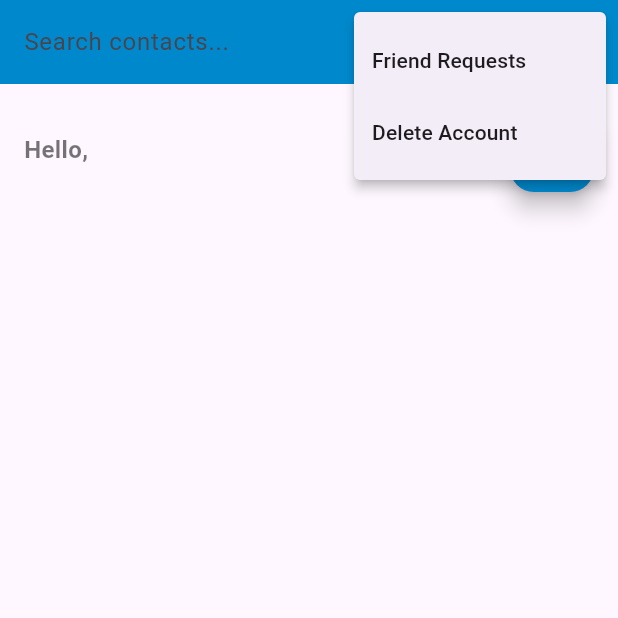
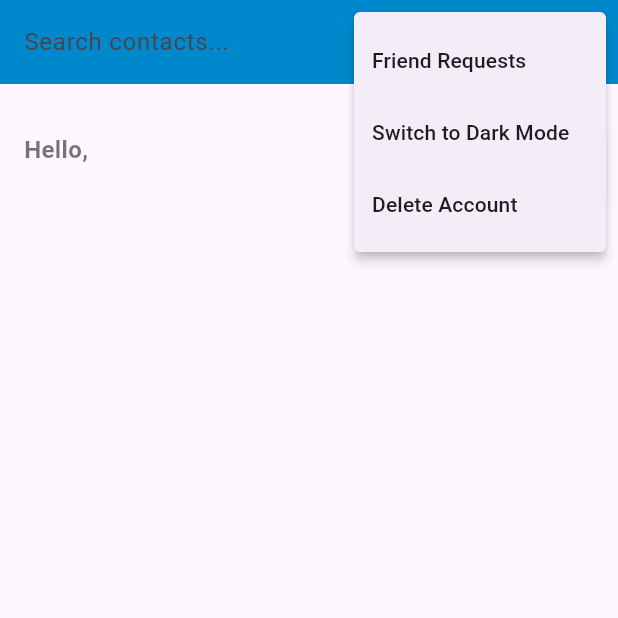
Before and after one commit to shaiws/PriviChat, a Flutter app: the ContactList screen opened directly with empty values, after a tap on the "search" icon, after a tap on the "more vert" icon, on a phone screen of 412 x 824 dp, the top half of it. Run offline on Flutter 3.47's test engine with Material 3 defaults, Android fonts, the phone set to English and light mode, and no system bars; our stand-ins replace chewie, cloud_firestore, device_info_plus, firebase_auth, firebase_core, firebase_storage and 6 more; missing offline and left inert: audio_session, flutter_sound, flutter_webrtc, media_store_plus; accounts and stored records are empty; generated files the repository leaves out were written again.

Commit message:
latest working version

```diff
--- a/flutter/lib/contact_list.dart
+++ b/flutter/lib/contact_list.dart
@@ -22,6 +22,7 @@ class _ContactListState extends State<ContactList> {
   bool isSearching = false;
   TextEditingController searchController = TextEditingController();
   bool isLoading = true;
+  bool isDarkMode = false;
 
   int pendingFriendRequests = 0;
 
@@ -34,6 +35,8 @@ class _ContactListState extends State<ContactList> {
   Future<void> _initialize() async {
     await _loadContacts();
     await _checkPendingFriendRequests();
+    await _loadThemePreference();
+
     _listenForFriendRequests();
     setState(() {
       isLoading = false;
@@ -49,6 +52,21 @@ class _ContactListState extends State<ContactList> {
 
   void _onSearchChanged() {
     filterContacts();
+  }
+
+  Future<void> _loadThemePreference() async {
+    SharedPreferences prefs = await SharedPreferences.getInstance();
+    setState(() {
+      isDarkMode = prefs.getBool('isDarkMode') ?? false;
+    });
+  }
+
+  Future<void> _toggleTheme() async {
+    SharedPreferences prefs = await SharedPreferences.getInstance();
+    setState(() {
+      isDarkMode = !isDarkMode;
+      prefs.setBool('isDarkMode', isDarkMode);
+    });
   }
 
   Future<void> _syncContactsWithFirestore() async {
@@ -394,7 +412,9 @@ class _ContactListState extends State<ContactList> {
 
   @override
   Widget build(BuildContext context) {
-    return Scaffold(
+    return Theme(
+      data: isDarkMode ? ThemeData.dark() : ThemeData.light(),
+      child: Scaffold(
         appBar: AppBar(
           title: isSearching
               ? TextField(
@@ -404,10 +424,13 @@ class _ContactListState extends State<ContactList> {
                     hintText: 'Search contacts...',
                     border: InputBorder.none,
                   ),
-                style: const TextStyle(color: Colors.white, fontSize: 16.0),
+                  style: TextStyle(
+                      color: isDarkMode ? Colors.white : Colors.black,
+                      fontSize: 16.0),
                 )
               : const Text('Contact List'),
-        backgroundColor: const Color(0xFF0088CC),
+          backgroundColor:
+              isDarkMode ? Colors.grey[900] : const Color(0xFF0088CC),
           actions: [
             IconButton(
               icon: Icon(isSearching ? Icons.close : Icons.search),
@@ -430,6 +453,8 @@ class _ContactListState extends State<ContactList> {
                       _deleteAccount();
                     } else if (value == 'friend_requests') {
                       _showFriendRequests();
+                    } else if (value == 'toggle_theme') {
+                      _toggleTheme();
                     }
                   },
                   itemBuilder: (BuildContext context) {
@@ -437,6 +462,12 @@ class _ContactListState extends State<ContactList> {
                       const PopupMenuItem<String>(
                         value: 'friend_requests',
                         child: Text('Friend Requests'),
+                      ),
+                      PopupMenuItem<String>(
+                        value: 'toggle_theme',
+                        child: Text(isDarkMode
+                            ? 'Switch to Light Mode'
+                            : 'Switch to Dark Mode'),
                       ),
                       const PopupMenuItem<String>(
                         value: 'delete_account',
@@ -482,15 +513,16 @@ class _ContactListState extends State<ContactList> {
                 children: [
                   Text(
                     'Hello, ${widget.nickname}',
-                  style: const TextStyle(
+                    style: TextStyle(
                       fontSize: 16,
                       fontWeight: FontWeight.bold,
-                    color: Colors.black54,
+                      color: isDarkMode ? Colors.white70 : Colors.black54,
                     ),
                   ),
                   FloatingActionButton(
                     onPressed: _addContact,
-                  backgroundColor: const Color(0xFF0088CC),
+                    backgroundColor:
+                        isDarkMode ? Colors.blue[700] : const Color(0xFF0088CC),
                     child: const Icon(Icons.add),
                   ),
                 ],
@@ -502,14 +534,19 @@ class _ContactListState extends State<ContactList> {
                 itemBuilder: (context, index) {
                   return ListTile(
                     leading: CircleAvatar(
-                    backgroundColor: Colors.grey[200],
-                    backgroundImage: filteredContacts[index]['profileImage']!
-                            .isNotEmpty
-                        ? NetworkImage(filteredContacts[index]['profileImage']!)
+                      backgroundColor:
+                          isDarkMode ? Colors.grey[800] : Colors.grey[200],
+                      backgroundImage:
+                          filteredContacts[index]['profileImage']!.isNotEmpty
+                              ? NetworkImage(
+                                  filteredContacts[index]['profileImage']!)
                               : null,
                       radius: 25,
                       child: filteredContacts[index]['profileImage']!.isEmpty
-                        ? Icon(Icons.person, color: Colors.grey[700])
+                          ? Icon(Icons.person,
+                              color: isDarkMode
+                                  ? Colors.grey[300]
+                                  : Colors.grey[700])
                           : null,
                     ),
                     title: Text(
@@ -543,6 +580,7 @@ class _ContactListState extends State<ContactList> {
             ),
           ],
         ),
+      ),
     );
   }
 
--- a/flutter/lib/registration_screen.dart
+++ b/flutter/lib/registration_screen.dart
@@ -97,7 +97,6 @@ class _RegistrationScreenState extends State<RegistrationScreen> {
                   )));
     } catch (e) {
       setState(() {
-        print(e);
         _isLoading = false;
         _errorMessage = 'An error occurred. Please try again.';
       });
--- a/flutter/lib/webrtc_chat_service.dart
+++ b/flutter/lib/webrtc_chat_service.dart
@@ -90,7 +90,6 @@ class WebRTCChatService {
             Uint8List decompressedBytes = decompressFile(_receivedFileBuffer);
             onMessageReceived?.call(decompressedBytes);
           } catch (e) {
-            print("Error decompressing file: $e");
           }
           _receivedFileBuffer = Uint8List(0); // Reset buffer
         } else if (receivedBytes[0] == 1 || receivedBytes[0] == 0) {
@@ -122,7 +121,6 @@ class WebRTCChatService {
         // Send EOF marker
         await sendEOFIndicator();
       } catch (e) {
-        print("Error sending file: $e");
         _showToast("Error sending file", Colors.red);
       }
     } else {
@@ -251,7 +249,6 @@ class WebRTCChatService {
   }
 
   void closeConnection() {
-    print("Closing connection");
     firestore.collection('rooms').doc(remoteId).delete();
     _peerConnection.close();
     _dataChannel.close();
--- a/flutter/pubspec.yaml
+++ b/flutter/pubspec.yaml
@@ -59,6 +59,7 @@ dependencies:
   audio_session: ^0.1.21
   intl: ^0.19.0
   ffmpeg_kit_flutter: ^6.0.3
+  media_store_plus: ^0.1.2
 dev_dependencies:
   flutter_test:
     sdk: flutter
```
Also changed, not shown: flutter/lib/chat_screen.dart (+59 -17 lines), flutter/pubspec.lock. Lines whose indentation alone changed are shown as unchanged.
